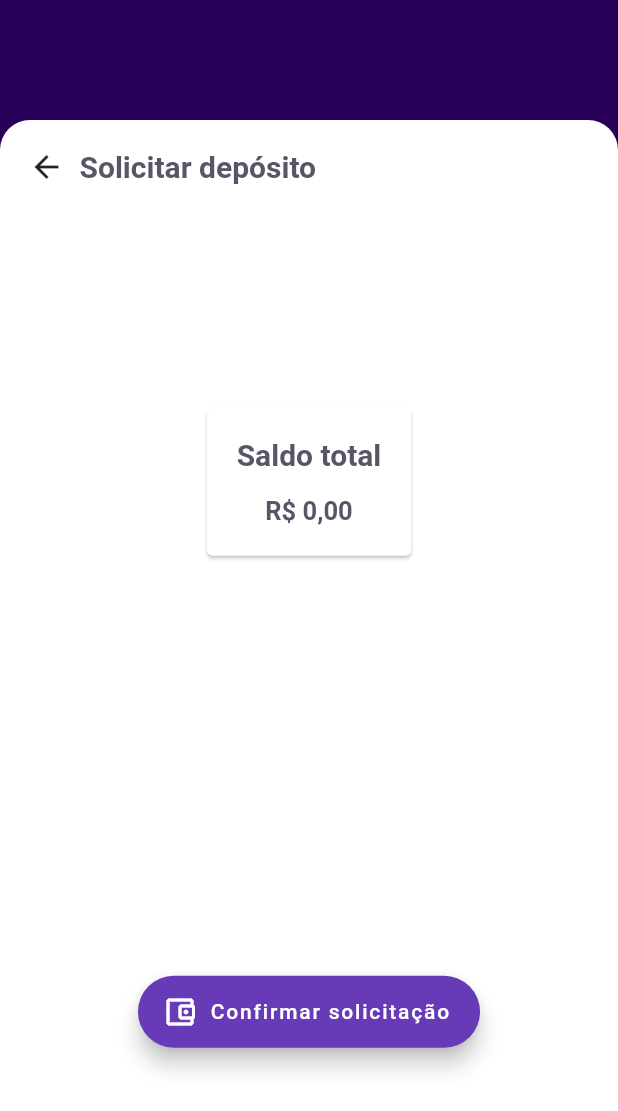
After one commit to 99dogs/mobile-dogwalker, a Flutter app: the SolicitarDepositoPage screen opened by its route, on a phone screen of 412 x 824 dp. The commit adds this screen. Shown: the top 1111 px of the screen. Run offline on Flutter 3.47's test engine with Material 2 defaults, Android fonts, the phone set to English and light mode, and no system bars; our stand-ins replace cool_alert, datetime_picker_formfield, firebase_core, flutter_dotenv, flutter_masked_text2, font_awesome_flutter and 7 more; missing offline and left inert: animated_card, flutter_barcode_scanner, multiselect_formfield; accounts and stored records are empty; network calls fail.

Commit message:
Adicionado solicitação de deposito

```diff
--- a/lib/app_widget.dart
+++ b/lib/app_widget.dart
@@ -5,6 +5,7 @@ import 'package:dogwalker/modules/horario/horario_detalhes/horario_detalhes_page
 import 'package:dogwalker/modules/horario/meus_horarios/meus_horarios_page.dart';
 import 'package:dogwalker/modules/passeio/maps_widget/maps_widget.dart';
 import 'package:dogwalker/modules/saldo/meu_saldo/meu_saldo_page.dart';
+import 'package:dogwalker/modules/saldo/solicitar_deposito/solicitar_deposito_page.dart';
 import 'package:flutter/material.dart';
 import 'package:dogwalker/modules/agenda/agenda_page.dart';
 import 'package:dogwalker/modules/home/home_page.dart';
@@ -50,6 +51,7 @@ class AppWdiget extends StatelessWidget {
               id: ModalRoute.of(context)!.settings.arguments as int,
             ),
         "/saldo/list": (context) => MeuSaldoPage(),
+        "/saldo/solicitar-deposito": (context) => SolicitarDepositoPage(),
         "/deposito/list": (context) => MeusDepositosPage(),
         "/maps/detail": (context) => MapsWidget(
               id: ModalRoute.of(context)!.settings.arguments as int,
--- a/lib/modules/saldo/meu_saldo_list/meu_saldo_list.dart
+++ b/lib/modules/saldo/meu_saldo_list/meu_saldo_list.dart
@@ -3,7 +3,6 @@ import 'package:dogwalker/shared/enum/state_enum.dart';
 import 'package:dogwalker/shared/themes/app_text_styles.dart';
 import 'package:dogwalker/shared/widgets/shimmer_list_tile/shimmer_list_tile.dart';
 import 'package:flutter/material.dart';
-import 'package:intl/intl.dart';
 
 class MeuSaldoList extends StatefulWidget {
   const MeuSaldoList({Key? key}) : super(key: key);
@@ -14,7 +13,6 @@ class MeuSaldoList extends StatefulWidget {
 
 class _MeuSaldoListState extends State<MeuSaldoList> {
   final controller = SaldoController();
-  final formatter = NumberFormat.simpleCurrency(locale: "pt_Br");
 
   @override
   void initState() {
@@ -99,7 +97,7 @@ class _MeuSaldoListState extends State<MeuSaldoList> {
                                     ),
                                   ),
                                   trailing: Text(
-                                    formatter.format(
+                                    controller.formatter.format(
                                       controller.saldos[index].unitario,
                                     ),
                                   ),
@@ -125,7 +123,7 @@ class _MeuSaldoListState extends State<MeuSaldoList> {
                 child: Center(
                   child: Container(
                     child: Text(
-                      "Você ainda não cadastrou nenhuma qualificação.",
+                      "Você ainda não possui nenhum saldo disponível.",
                       style: TextStyles.input,
                     ),
                   ),
--- /dev/null
+++ b/lib/modules/saldo/solicitar_deposito/solicitar_deposito_page.dart
@@ -0,0 +1,136 @@
+import 'package:dogwalker/modules/saldo/SaldoController.dart';
+import 'package:dogwalker/shared/enum/state_enum.dart';
+import 'package:dogwalker/shared/themes/app_colors.dart';
+import 'package:dogwalker/shared/themes/app_text_styles.dart';
+import 'package:dogwalker/shared/widgets/title_page_widget/title_page_widget.dart';
+import 'package:flutter/material.dart';
+
+class SolicitarDepositoPage extends StatefulWidget {
+  const SolicitarDepositoPage({Key? key}) : super(key: key);
+
+  @override
+  _SolicitarDepositoPageState createState() => _SolicitarDepositoPageState();
+}
+
+class _SolicitarDepositoPageState extends State<SolicitarDepositoPage> {
+  final controller = SaldoController();
+  String totalSaldo = "0,00";
+
+  @override
+  void initState() {
+    super.initState();
+    start();
+  }
+
+  start() async {
+    await controller.buscarTodos();
+    if (mounted) {
+      setState(() {
+        totalSaldo = controller.formatter.format(
+          controller.totalSaldo,
+        );
+      });
+    }
+  }
+
+  @override
+  Widget build(BuildContext context) {
+    final size = MediaQuery.of(context).size;
+    return WillPopScope(
+      onWillPop: () async => false,
+      child: Scaffold(
+        body: Container(
+          color: AppColors.background,
+          height: size.height,
+          child: Column(
+            children: [
+              Container(
+                height: 80,
+                color: AppColors.primary,
+              ),
+              Container(
+                color: AppColors.background,
+                child: Column(
+                  children: [
+                    TitlePageWidget(
+                      title: "Solicitar depósito",
+                      enableBackButton: true,
+                    ),
+                  ],
+                ),
+              ),
+              Expanded(
+                child: Column(
+                  mainAxisAlignment: MainAxisAlignment.spaceEvenly,
+                  children: [
+                    Card(
+                      child: Container(
+                        padding: EdgeInsets.all(20.0),
+                        child: Column(
+                          children: <Widget>[
+                            Text(
+                              'Saldo total',
+                              style: TextStyles.titleBoldHeading,
+                            ),
+                            Padding(
+                              padding: const EdgeInsets.only(top: 16),
+                              child: Text(
+                                totalSaldo,
+                                style: TextStyles.titleListTile,
+                              ),
+                            ),
+                          ],
+                        ),
+                      ),
+                    ),
+                    SizedBox(
+                      height: 25,
+                    ),
+                    ValueListenableBuilder(
+                      valueListenable: controller.state,
+                      builder: (_, value, __) {
+                        StateEnum state = value as StateEnum;
+                        if (state == StateEnum.loading) {
+                          return FloatingActionButton.extended(
+                            onPressed: () {},
+                            label: CircularProgressIndicator(
+                              color: AppColors.background,
+                            ),
+                          );
+                        } else {
+                          return FloatingActionButton.extended(
+                            onPressed: () async {
+                              String? response =
+                                  await controller.solicitarDeposito();
+
+                              if (response != "") {
+                                ScaffoldMessenger.of(context).showSnackBar(
+                                  const SnackBar(
+                                    content: Text(
+                                      "Ocorreu um problema, tente novamente",
+                                    ),
+                                  ),
+                                );
+                              }
+
+                              Navigator.pushReplacementNamed(
+                                context,
+                                "/home",
+                              );
+                            },
+                            icon: Icon(Icons.account_balance_wallet_outlined),
+                            label: Text("Confirmar solicitação"),
+                          );
+                        }
+                      },
+                    ),
+                  ],
+                ),
+              ),
+            ],
+          ),
+        ),
+      ),
+    );
+  }
+}
```
Also changed, not shown: lib/modules/home/home_page.dart (+41 -2 lines), lib/modules/saldo/SaldoController.dart (+19 -0 lines), lib/repositories/saldo_repository.dart (+27 -1 lines).
